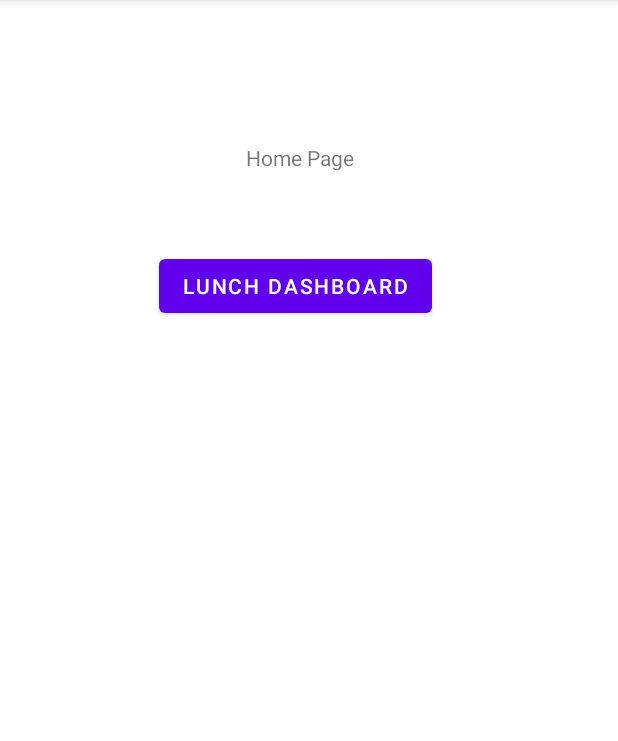
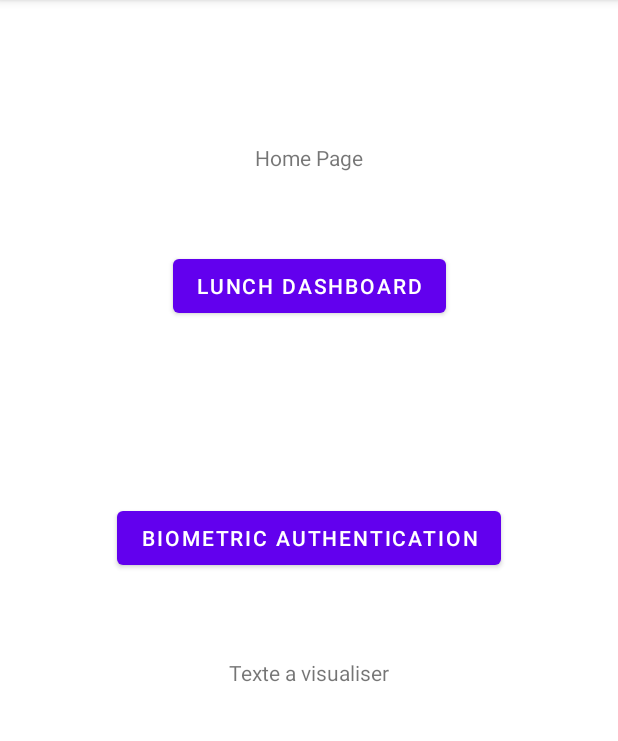
Before and after one commit to aminejamai/Moove, an Android app: the screen it shows after launch (MainActivity), on a phone screen of 412 x 824 dp, the part 84-825 px from its top. Run offline under Robolectric (Android 15) with nearby library versions, the phone set to English and light mode, and no system bars.

Commit message:
Integration of fingerprint

```diff
--- a/app/build.gradle
+++ b/app/build.gradle
@@ -30,6 +30,9 @@ android {
 
 dependencies {
 
+    // Biometric authentication dependency
+    implementation "androidx.biometric:biometric:1.1.0"
+
     implementation 'androidx.appcompat:appcompat:1.2.0'
     implementation 'com.google.android.material:material:1.3.0'
     implementation 'androidx.constraintlayout:constraintlayout:2.0.4'
--- a/app/src/main/AndroidManifest.xml
+++ b/app/src/main/AndroidManifest.xml
@@ -1,6 +1,9 @@
 <?xml version="1.0" encoding="utf-8"?>
 <manifest xmlns:android="http://schemas.android.com/apk/res/android"
     package="com.example.moove">
+
+    <!-- Permission to use biometric authentication-->
+    <uses-permission android:name="android.permission.USE_BIOMETRIC"/>
 
     <application
         android:allowBackup="true"
--- a/app/src/main/java/com/example/moove/MainActivity.java
+++ b/app/src/main/java/com/example/moove/MainActivity.java
@@ -1,15 +1,30 @@
 package com.example.moove;
 
+import androidx.annotation.NonNull;
 import androidx.appcompat.app.AppCompatActivity;
 
 import android.content.Intent;
+import androidx.biometric.BiometricPrompt;
+import androidx.core.content.ContextCompat;
+
 import android.os.Bundle;
 import android.view.View;
 import android.widget.Button;
+import android.widget.TextView;
+import android.widget.Toast;
+
+import java.util.concurrent.Executor;
 
 public class MainActivity extends AppCompatActivity {
 
     Button dashboard ;
+    Button authBtn;
+    TextView authText;
+
+    private Executor executor;
+    private BiometricPrompt biometricPrompt;
+    private BiometricPrompt.PromptInfo promptInfo;
+
     @Override
     protected void onCreate(Bundle savedInstanceState) {
         super.onCreate(savedInstanceState);
@@ -25,5 +40,46 @@ public class MainActivity extends AppCompatActivity {
                 startActivity(new Intent(MainActivity.this, DashboardActivity.class));
             }
         });
+
+        authBtn = findViewById(R.id.authBtn);
+        authText = findViewById(R.id.authText);
+
+        executor = ContextCompat.getMainExecutor(this);
+        biometricPrompt = new BiometricPrompt(MainActivity.this, executor, new BiometricPrompt.AuthenticationCallback() {
+            @Override
+            public void onAuthenticationError(int errorCode, @NonNull CharSequence errString) {
+                super.onAuthenticationError(errorCode, errString);
+                authText.setText("Authentication error : "+errString);
+                Toast.makeText(MainActivity.this, "Authentication error : "+errString, Toast.LENGTH_SHORT).show();
+            }
+
+            @Override
+            public void onAuthenticationSucceeded(@NonNull BiometricPrompt.AuthenticationResult result) {
+                super.onAuthenticationSucceeded(result);
+                authText.setText("Authentication succeed ...! ");
+                Toast.makeText(MainActivity.this, "Authentication succeed ...! ", Toast.LENGTH_SHORT).show();
+            }
+
+            @Override
+            public void onAuthenticationFailed() {
+                super.onAuthenticationFailed();
+                authText.setText("Authentication failed ...! : ");
+                Toast.makeText(MainActivity.this, "Authentication Failed ...! ", Toast.LENGTH_SHORT).show();
+            }
+        });
+
+        promptInfo = new BiometricPrompt.PromptInfo.Builder()
+                .setTitle("Biometric Authentication")
+                .setSubtitle("Login using fingerprint authentication")
+                .setNegativeButtonText("User app password")
+                .build();
+
+        authBtn.setOnClickListener(new View.OnClickListener(){
+
+            @Override
+            public void onClick(View v) {
+                biometricPrompt.authenticate(promptInfo);
+            }
+        });
     }
 }
--- a/app/src/main/res/layout/activity_main.xml
+++ b/app/src/main/res/layout/activity_main.xml
@@ -11,13 +11,12 @@
         android:id="@+id/textView"
         android:layout_width="wrap_content"
         android:layout_height="wrap_content"
-        android:layout_marginEnd="176dp"
-        android:layout_marginRight="176dp"
         android:text="Home Page"
         app:layout_constraintBottom_toBottomOf="parent"
         app:layout_constraintEnd_toEndOf="parent"
         app:layout_constraintLeft_toLeftOf="parent"
         app:layout_constraintRight_toRightOf="parent"
+        app:layout_constraintStart_toStartOf="parent"
         app:layout_constraintTop_toTopOf="parent"
         app:layout_constraintVertical_bias="0.127" />
 
@@ -26,10 +25,29 @@
         android:layout_width="wrap_content"
         android:layout_height="wrap_content"
         android:layout_marginTop="52dp"
-        android:layout_marginEnd="124dp"
-        android:layout_marginRight="124dp"
         android:text="Lunch dashboard"
         app:layout_constraintEnd_toEndOf="parent"
+        app:layout_constraintStart_toStartOf="parent"
         app:layout_constraintTop_toBottomOf="@+id/textView" />
 
+    <Button
+        android:id="@+id/authBtn"
+        android:layout_width="wrap_content"
+        android:layout_height="wrap_content"
+        android:layout_marginTop="120dp"
+        android:text="Biometric authentication"
+        app:layout_constraintEnd_toEndOf="parent"
+        app:layout_constraintStart_toStartOf="parent"
+        app:layout_constraintTop_toBottomOf="@+id/lunch_dashboard" />
+
+    <TextView
+        android:id="@+id/authText"
+        android:layout_width="wrap_content"
+        android:layout_height="wrap_content"
+        android:layout_marginTop="56dp"
+        android:text="Texte a visualiser"
+        app:layout_constraintEnd_toEndOf="parent"
+        app:layout_constraintStart_toStartOf="parent"
+        app:layout_constraintTop_toBottomOf="@+id/authBtn" />
+
 </androidx.constraintlayout.widget.ConstraintLayout>
```
